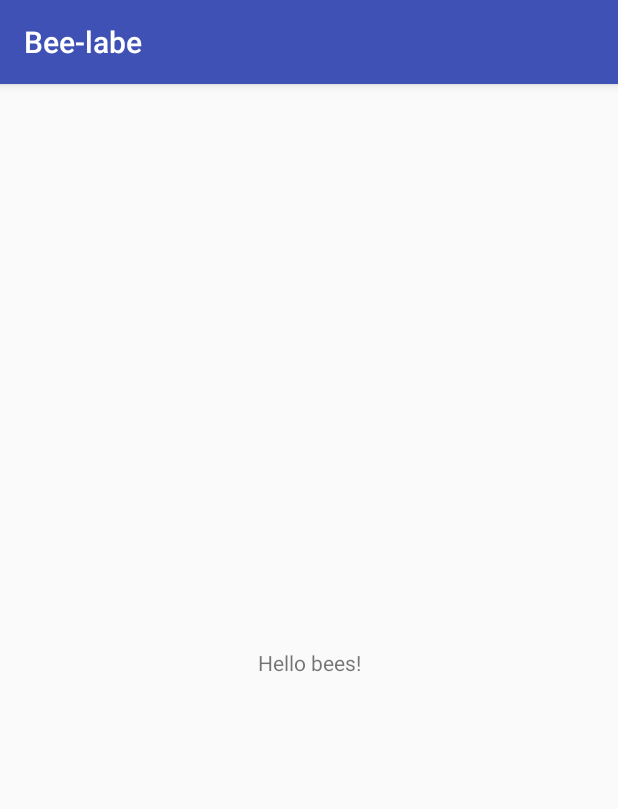
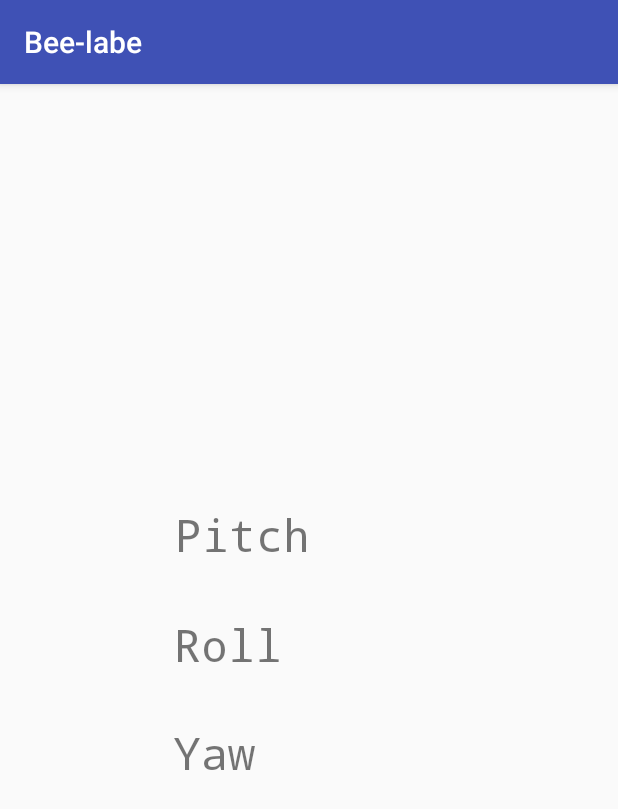
Before and after one commit to BrainsOnBoard/bee-labe, an Android app: the screen it shows after launch (MainActivity), on a phone screen of 412 x 824 dp. Shown: the top 809 px of the screen. Run offline under Robolectric (Android 15) with nearby library versions, the light colour scheme and no system bars.

Commit message:
very basic working app showing pitch, roll, yaw

```diff
--- a/app/src/main/java/uk/ac/sussex/bee_labe/MainActivity.java
+++ b/app/src/main/java/uk/ac/sussex/bee_labe/MainActivity.java
@@ -1,13 +1,68 @@
 package uk.ac.sussex.bee_labe;
 
+import android.content.Context;
+import android.hardware.*;
 import android.support.v7.app.AppCompatActivity;
 import android.os.Bundle;
+import android.widget.TextView;
 
-public class MainActivity extends AppCompatActivity {
+public class MainActivity extends AppCompatActivity implements SensorEventListener {
+    private SensorManager mSensorManager;
+    private Sensor mAccSensor, mMagSensor;
+    private float[] mGravity, mGeomagnetic;
+    private float yaw, pitch, roll;
+    private TextView pitchView, rollView, yawView;
 
     @Override
     protected void onCreate(Bundle savedInstanceState) {
         super.onCreate(savedInstanceState);
         setContentView(R.layout.activity_main);
+
+        pitchView = (TextView)findViewById(R.id.pitchView);
+        rollView = (TextView)findViewById(R.id.rollView);
+        yawView = (TextView)findViewById(R.id.yawView);
+
+        mSensorManager = (SensorManager) getSystemService(Context.SENSOR_SERVICE);
+        mAccSensor = mSensorManager.getDefaultSensor(Sensor.TYPE_ACCELEROMETER);
+        mMagSensor = mSensorManager.getDefaultSensor(Sensor.TYPE_MAGNETIC_FIELD);
+    }
+
+    protected void onResume() {
+        super.onResume();
+        mSensorManager.registerListener(this, mAccSensor, mSensorManager.SENSOR_DELAY_NORMAL);
+        mSensorManager.registerListener(this, mMagSensor, mSensorManager.SENSOR_DELAY_NORMAL);
+    }
+
+    protected void onPause() {
+        super.onPause();
+        mSensorManager.unregisterListener(this);
+    }
+
+    @Override
+    public void onAccuracyChanged(Sensor sensor, int accuracy) {
+    }
+
+    @Override
+    public void onSensorChanged(SensorEvent event) {
+        if (event.sensor.getType() == Sensor.TYPE_ACCELEROMETER)
+            mGravity = event.values;
+        if (event.sensor.getType() == Sensor.TYPE_MAGNETIC_FIELD)
+            mGeomagnetic = event.values;
+        if (mGravity != null && mGeomagnetic != null) {
+            float R[] = new float[9];
+            float I[] = new float[9];
+            boolean success = SensorManager.getRotationMatrix(R, I, mGravity, mGeomagnetic);
+            if (success) {
+                float orientation[] = new float[3];
+                SensorManager.getOrientation(R, orientation);
+                yaw = orientation[0]; // orientation contains: azimuth, pitch and roll
+                pitch = -orientation[1];
+                roll = orientation[2];
+
+                pitchView.setText(String.format("Pitch: %.2f°", Math.toDegrees(pitch)));
+                rollView.setText(String.format("Roll: %.2f°", Math.toDegrees(roll)));
+                yawView.setText(String.format("Yaw: %.2f°", Math.toDegrees(yaw)));
+            }
+        }
     }
 }
--- a/app/src/main/res/layout/activity_main.xml
+++ b/app/src/main/res/layout/activity_main.xml
@@ -7,13 +7,50 @@
     tools:context="uk.ac.sussex.bee_labe.MainActivity">
 
     <TextView
+        android:id="@+id/yawView"
         android:layout_width="wrap_content"
         android:layout_height="wrap_content"
-        android:text="Hello bees!"
+        android:fontFamily="monospace"
+        android:text="Yaw"
+        android:textAlignment="viewStart"
+        android:textSize="30sp"
         app:layout_constraintBottom_toBottomOf="parent"
+        app:layout_constraintHorizontal_bias="0.324"
         app:layout_constraintLeft_toLeftOf="parent"
         app:layout_constraintRight_toRightOf="parent"
         app:layout_constraintTop_toTopOf="parent"
-        app:layout_constraintVertical_bias="0.502" />
+        app:layout_constraintVertical_bias="0.585" />
+
+    <TextView
+        android:id="@+id/rollView"
+        android:layout_width="wrap_content"
+        android:layout_height="wrap_content"
+        android:fontFamily="monospace"
+        android:text="Roll"
+        android:textAlignment="viewStart"
+        android:textSize="30sp"
+        app:layout_constraintBottom_toBottomOf="parent"
+        app:layout_constraintHorizontal_bias="0.342"
+        app:layout_constraintLeft_toLeftOf="parent"
+        app:layout_constraintRight_toRightOf="parent"
+        app:layout_constraintTop_toTopOf="parent"
+        app:layout_constraintVertical_bias="0.486"
+        tools:layout_constraintTop_creator="1"
+        tools:layout_constraintBottom_creator="1" />
+
+    <TextView
+        android:id="@+id/pitchView"
+        android:layout_width="wrap_content"
+        android:layout_height="wrap_content"
+        android:fontFamily="monospace"
+        android:text="Pitch"
+        android:textAlignment="viewStart"
+        android:textSize="30sp"
+        app:layout_constraintBottom_toBottomOf="parent"
+        app:layout_constraintHorizontal_bias="0.363"
+        app:layout_constraintLeft_toLeftOf="parent"
+        app:layout_constraintRight_toRightOf="parent"
+        app:layout_constraintTop_toTopOf="parent"
+        app:layout_constraintVertical_bias="0.385" />
 
 </android.support.constraint.ConstraintLayout>
```
